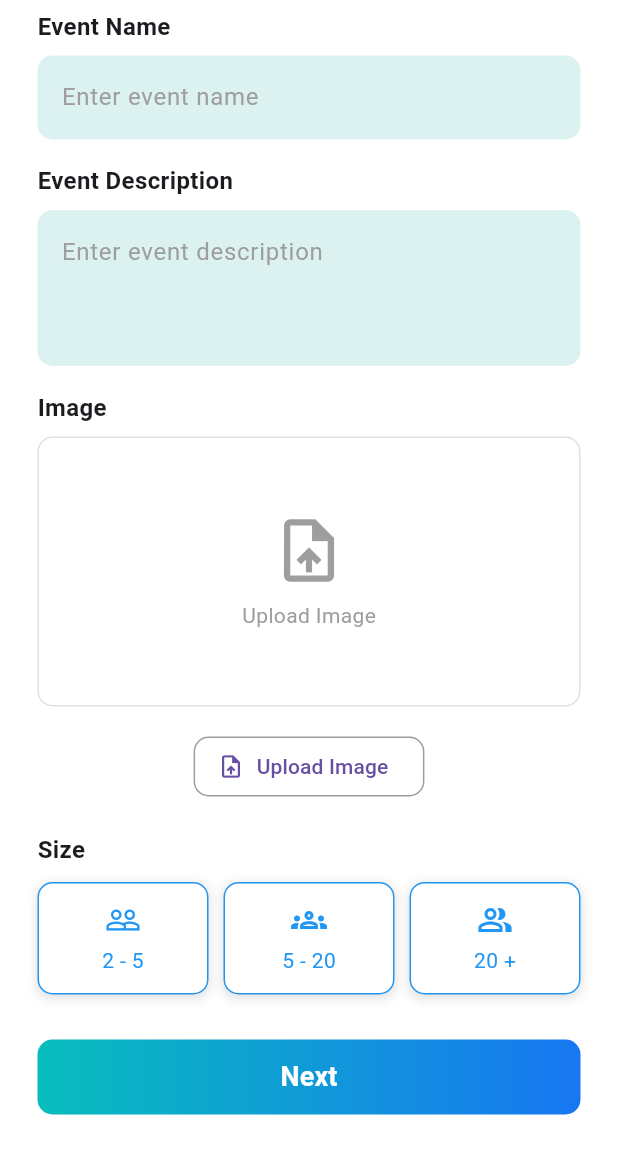
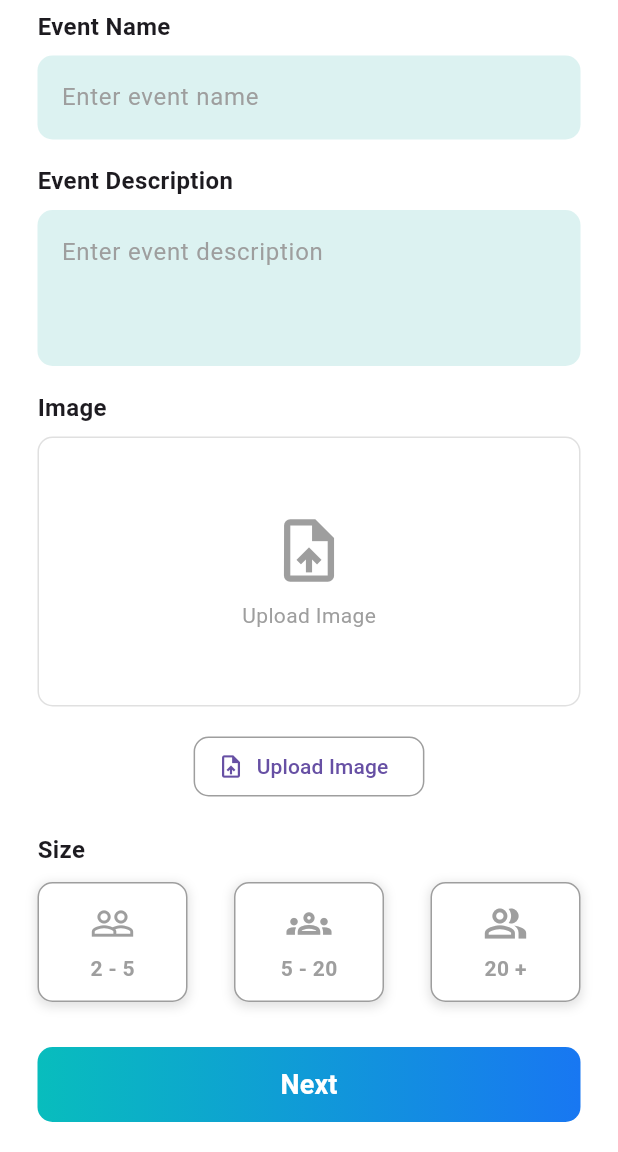
Before and after one commit to SDP-1/ocean_rescue, a Flutter app: the CreateEventScreen1 screen opened directly, scrolled down 198 dp, on a phone screen of 412 x 824 dp, the part 84-1236 px from its top. Run offline on Flutter 3.47's test engine with Material 3 defaults, Android fonts, the phone set to English and light mode, and no system bars; our stand-ins replace cloud_firestore, firebase_auth, firebase_core, firebase_messaging, firebase_storage, flutter_image_compress and 6 more; accounts and stored records are empty.

Commit message:
create event p1 group size choose update

```diff
--- a/lib/pages/event/create_event_screen1.dart
+++ b/lib/pages/event/create_event_screen1.dart
@@ -19,6 +19,7 @@ class _CreateEventScreen1State extends State<CreateEventScreen1> {
       TextEditingController();
   XFile? _image;
   final ImagePicker _picker = ImagePicker();
+  String? _selectedSize; // Track the selected size
 
   Future<void> _pickImage() async {
     final XFile? selectedImage =
@@ -157,7 +158,7 @@ class _CreateEventScreen1State extends State<CreateEventScreen1> {
               ),
             ),
             const SizedBox(height: 20),
-            // Size Section
+
             const Text(
               'Size',
               style: TextStyle(fontWeight: FontWeight.bold, fontSize: 16),
@@ -166,18 +167,14 @@ class _CreateEventScreen1State extends State<CreateEventScreen1> {
             Row(
               mainAxisAlignment: MainAxisAlignment.spaceBetween,
               children: [
-                // Use Expanded or Flexible to ensure all options have equal width
-                Expanded(
-                  child: _buildSizeOption('2 - 5', Icons.people_outline),
-                ),
-                const SizedBox(width: 10), // Add some space between the options
-                Expanded(
-                  child: _buildSizeOption('5 - 20', Icons.groups_outlined),
-                ),
-                const SizedBox(width: 10),
-                Expanded(
-                  child: _buildSizeOption('20 +', Icons.people_alt_outlined),
-                ),
+                // Option for '2 - 5'
+                _groupSizeOption('2 - 5', Icons.people_outline),
+                const SizedBox(width: 10), // Space between options
+                // Option for '5 - 20'
+                _groupSizeOption('5 - 20', Icons.groups_outlined),
+                const SizedBox(width: 10), // Space between options
+                // Option for '20 +'
+                _groupSizeOption('20 +', Icons.people_alt_outlined),
               ],
             ),
             const SizedBox(height: 30),
@@ -200,28 +197,41 @@ class _CreateEventScreen1State extends State<CreateEventScreen1> {
     );
   }
 
-  Widget _buildSizeOption(String text, IconData icon) {
-    return Container(
-      padding: const EdgeInsets.symmetric(vertical: 12, horizontal: 15),
+// Widget to build the size option
+  Widget _groupSizeOption(String text, IconData icon) {
+    bool isSelected =
+        _selectedSize == text; // Check if the current option is selected
+
+    return GestureDetector(
+      onTap: () =>
+          setState(() => _selectedSize = text), // Update the selected size
+      child: Container(
+        height: 80,
+        width: 100,
+        padding: const EdgeInsets.all(10),
         decoration: BoxDecoration(
-        border: Border.all(color: Colors.blue),
+          border: Border.all(color: isSelected ? Colors.blue : Colors.grey),
           borderRadius: BorderRadius.circular(10),
-        color: Colors.white, // Added background color
+          color: isSelected ? Colors.blue.shade100 : Colors.white,
           boxShadow: [
             BoxShadow(
                 color: Colors.grey.withOpacity(0.3),
                 blurRadius: 5,
                 spreadRadius: 1,
-            offset: const Offset(0, 2), // Shadow position
-          ),
+                offset: const Offset(0, 2))
           ],
         ),
         child: Column(
+          mainAxisAlignment: MainAxisAlignment.center,
           children: [
-          Icon(icon, color: Colors.blue),
+            Icon(icon, size: 30, color: isSelected ? Colors.blue : Colors.grey),
             const SizedBox(height: 5),
-          Text(text, style: const TextStyle(color: Colors.blue)),
+            Text(text,
+                style: TextStyle(
+                    fontWeight: FontWeight.bold,
+                    color: isSelected ? Colors.blue : Colors.grey)),
           ],
+        ),
       ),
     );
   }
```
Lines whose indentation alone changed are shown as unchanged.
